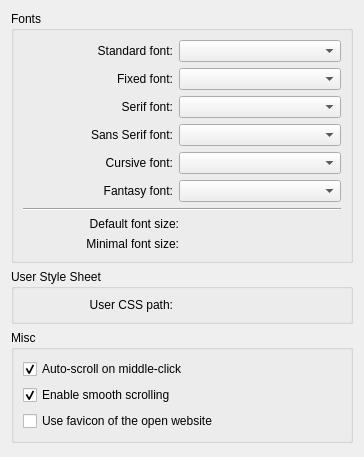
Before: the Qt Designer form src/settings/settings_appearance.ui in KDE/rekonq, drawn with Qt 5.
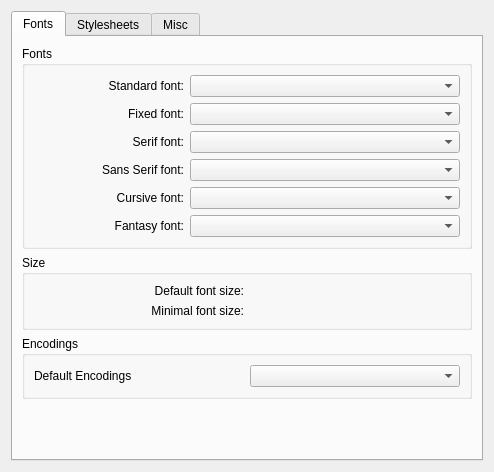
After: the same form once the commit is applied. Custom widgets are drawn as their Qt base class.

Commit message:
This patch cleans up encoding management, moving code to its real position: The appearance settings widget.
In fact our code is actually changing "default" text encoding, not
the page one "on the fly"

```diff
--- a/src/settings/settings_appearance.ui
+++ b/src/settings/settings_appearance.ui
@@ -6,14 +6,24 @@
    <rect>
     <x>0</x>
     <y>0</y>
-    <width>364</width>
-    <height>457</height>
+    <width>494</width>
+    <height>472</height>
    </rect>
   </property>
   <property name="windowTitle">
    <string>Appearance</string>
   </property>
-  <layout class="QVBoxLayout" name="verticalLayout_3">
+  <layout class="QHBoxLayout" name="horizontalLayout">
+   <item>
+    <widget class="QTabWidget" name="tabWidget">
+     <property name="currentIndex">
+      <number>0</number>
+     </property>
+     <widget class="QWidget" name="tabFont">
+      <attribute name="title">
+       <string>Fonts</string>
+      </attribute>
+      <layout class="QVBoxLayout" name="verticalLayout_4">
    <item>
     <widget class="QGroupBox" name="groupBox">
      <property name="title">
@@ -126,14 +136,14 @@
         </item>
        </layout>
       </item>
-      <item>
-       <widget class="Line" name="line">
-        <property name="orientation">
-         <enum>Qt::Horizontal</enum>
-        </property>
+         </layout>
        </widget>
       </item>
       <item>
+        <widget class="QGroupBox" name="groupBox_2">
+         <property name="title">
+          <string>Size</string>
+         </property>
        <layout class="QGridLayout" name="gridLayout_2">
         <item row="0" column="0">
          <widget class="QLabel" name="label_9">
@@ -186,16 +196,56 @@
          <widget class="KIntNumInput" name="kcfg_minFontSize"/>
         </item>
        </layout>
-      </item>
+        </widget>
+       </item>
+       <item>
+        <widget class="QGroupBox" name="groupBox_4">
+         <property name="title">
+          <string>Encodings</string>
+         </property>
+         <layout class="QHBoxLayout" name="horizontalLayout_2">
+          <item>
+           <widget class="QLabel" name="label_10">
+            <property name="text">
+             <string>Default Encodings</string>
+            </property>
+           </widget>
+          </item>
+          <item>
+           <widget class="KComboBox" name="encodingCombo"/>
+          </item>
      </layout>
     </widget>
    </item>
+       <item>
+        <spacer name="verticalSpacer_3">
+         <property name="orientation">
+          <enum>Qt::Vertical</enum>
+         </property>
+         <property name="sizeHint" stdset="0">
+          <size>
+           <width>20</width>
+           <height>84</height>
+          </size>
+         </property>
+        </spacer>
+       </item>
+      </layout>
+     </widget>
+     <widget class="QWidget" name="tabStyleSheet">
+      <attribute name="title">
+       <string>Stylesheets</string>
+      </attribute>
+      <layout class="QVBoxLayout" name="verticalLayout_3">
    <item>
     <widget class="QGroupBox" name="groupBox_3">
      <property name="title">
       <string>User Style Sheet</string>
      </property>
      <layout class="QFormLayout" name="formLayout_3">
+          <property name="fieldGrowthPolicy">
+           <enum>QFormLayout::ExpandingFieldsGrow</enum>
+          </property>
       <item row="0" column="0">
        <widget class="QLabel" name="label_5">
         <property name="minimumSize">
@@ -223,10 +273,24 @@
     </widget>
    </item>
    <item>
-    <widget class="QGroupBox" name="groupBox_5">
-     <property name="title">
+        <spacer name="verticalSpacer_2">
+         <property name="orientation">
+          <enum>Qt::Vertical</enum>
+         </property>
+         <property name="sizeHint" stdset="0">
+          <size>
+           <width>20</width>
+           <height>527</height>
+          </size>
+         </property>
+        </spacer>
+       </item>
+      </layout>
+     </widget>
+     <widget class="QWidget" name="tabMisc">
+      <attribute name="title">
       <string>Misc</string>
-     </property>
+      </attribute>
      <layout class="QVBoxLayout" name="verticalLayout">
       <item>
        <widget class="QCheckBox" name="kcfg_autoScroll">
@@ -261,9 +325,6 @@
     </property>
     </widget>
     </item>
-     </layout>
-    </widget>
-   </item>
    <item>
     <spacer name="verticalSpacer">
      <property name="orientation">
@@ -272,10 +333,14 @@
      <property name="sizeHint" stdset="0">
       <size>
        <width>20</width>
-       <height>40</height>
+           <height>513</height>
       </size>
      </property>
     </spacer>
+       </item>
+      </layout>
+     </widget>
+    </widget>
    </item>
   </layout>
  </widget>
```
Left out of the diff: 18 changed lines with no effect on the pictures. Lines whose indentation alone changed are shown as unchanged. The commit also changes 7 other files.
